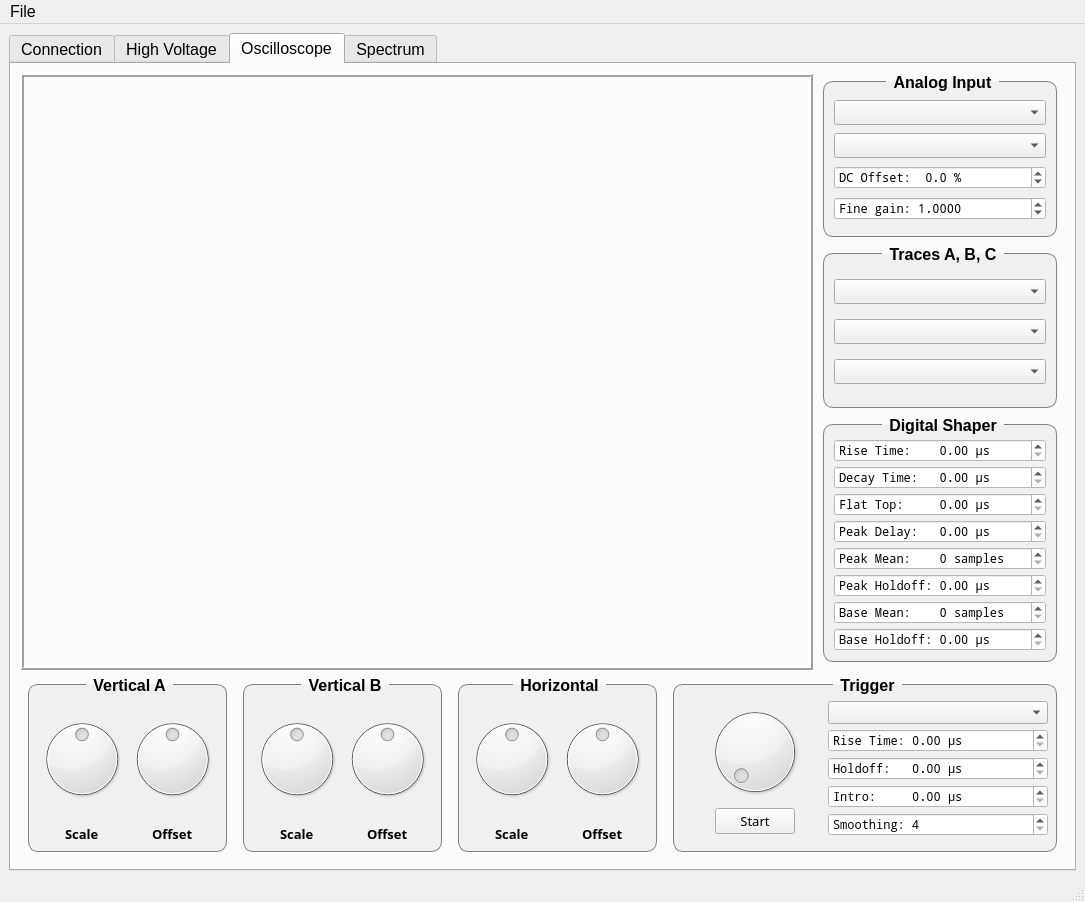
This is design.ui in muchnoi/HPGe-Acquisition as Qt 5 draws it before an edit. The edited form follows.
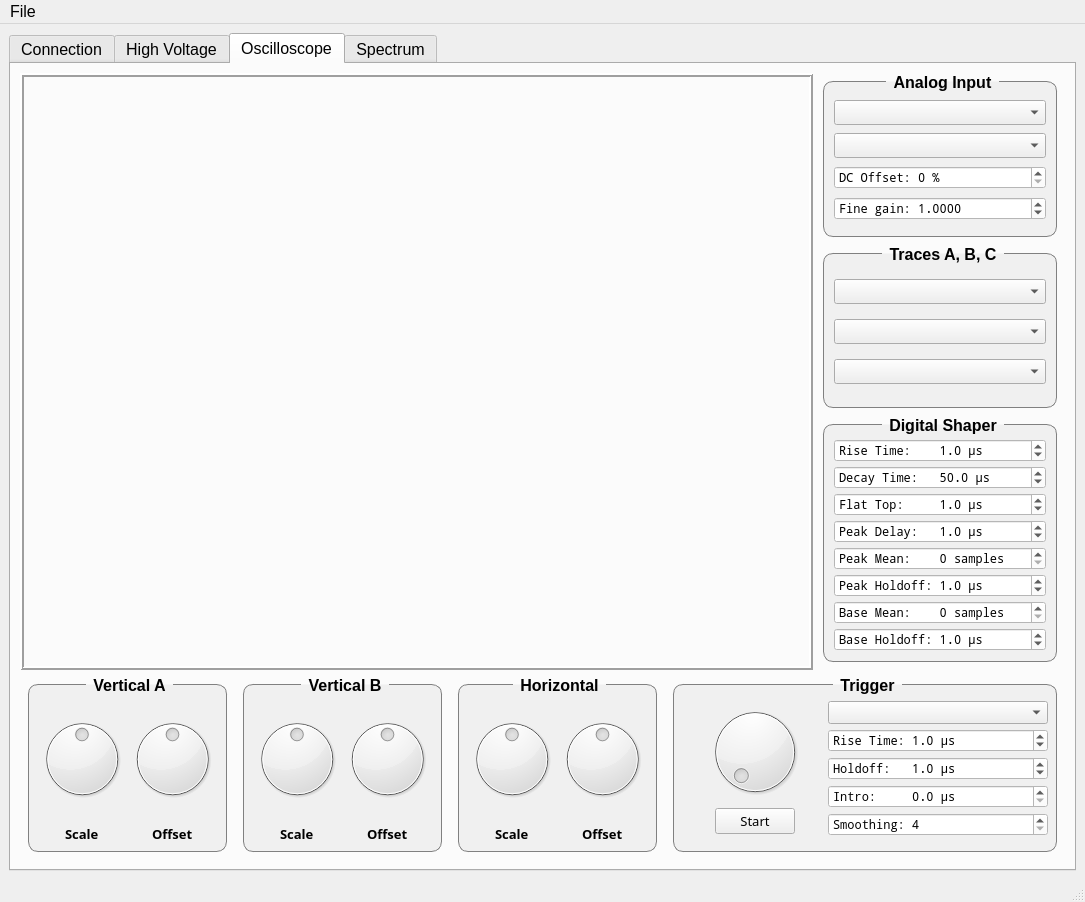
This is the edited form. The open tabs and pages were chosen to show the change. Custom widgets are drawn as their Qt base class.

What changed in the file:
```diff
--- a/design.ui
+++ b/design.ui
@@ -771,7 +771,7 @@
                   </widget>
                  </item>
                  <item>
-                  <widget class="QDoubleSpinBox" name="DCoffsetSpinBox">
+                  <widget class="QSpinBox" name="DCoffsetSpinBox">
                    <property name="sizePolicy">
                     <sizepolicy hsizetype="Preferred" vsizetype="Fixed">
                      <horstretch>0</horstretch>
@@ -784,23 +784,14 @@
                      <pointsize>9</pointsize>
                     </font>
                    </property>
-                   <property name="prefix">
-                    <string>DC Offset:  </string>
-                   </property>
                    <property name="suffix">
                     <string> %</string>
                    </property>
-                   <property name="decimals">
-                    <number>1</number>
-                   </property>
-                   <property name="minimum">
-                    <double>-50.000000000000000</double>
+                   <property name="prefix">
+                    <string>DC Offset: </string>
                    </property>
                    <property name="maximum">
-                    <double>50.000000000000000</double>
-                   </property>
-                   <property name="singleStep">
-                    <double>0.100000000000000</double>
+                    <number>100</number>
                    </property>
                   </widget>
                  </item>
@@ -977,6 +968,18 @@
                    <property name="suffix">
                     <string> μs</string>
                    </property>
+                   <property name="decimals">
+                    <number>1</number>
+                   </property>
+                   <property name="minimum">
+                    <double>0.100000000000000</double>
+                   </property>
+                   <property name="singleStep">
+                    <double>0.100000000000000</double>
+                   </property>
+                   <property name="value">
+                    <double>1.000000000000000</double>
+                   </property>
                   </widget>
                  </item>
                  <item>
@@ -999,6 +1002,15 @@
                    <property name="suffix">
                     <string> μs</string>
                    </property>
+                   <property name="decimals">
+                    <number>1</number>
+                   </property>
+                   <property name="minimum">
+                    <double>1.000000000000000</double>
+                   </property>
+                   <property name="value">
+                    <double>50.000000000000000</double>
+                   </property>
                   </widget>
                  </item>
                  <item>
@@ -1021,6 +1033,15 @@
                    <property name="suffix">
                     <string> μs</string>
                    </property>
+                   <property name="decimals">
+                    <number>1</number>
+                   </property>
+                   <property name="singleStep">
+                    <double>0.100000000000000</double>
+                   </property>
+                   <property name="value">
+                    <double>1.000000000000000</double>
+                   </property>
                   </widget>
                  </item>
                  <item>
@@ -1043,6 +1064,15 @@
                    <property name="suffix">
                     <string> μs</string>
                    </property>
+                   <property name="decimals">
+                    <number>1</number>
+                   </property>
+                   <property name="singleStep">
+                    <double>0.100000000000000</double>
+                   </property>
+                   <property name="value">
+                    <double>1.000000000000000</double>
+                   </property>
                   </widget>
                  </item>
                  <item>
@@ -1087,6 +1117,15 @@
                    <property name="suffix">
                     <string> μs</string>
                    </property>
+                   <property name="decimals">
+                    <number>1</number>
+                   </property>
+                   <property name="singleStep">
+                    <double>0.100000000000000</double>
+                   </property>
+                   <property name="value">
+                    <double>1.000000000000000</double>
+                   </property>
                   </widget>
                  </item>
                  <item>
@@ -1131,6 +1170,15 @@
                    <property name="suffix">
                     <string> μs</string>
                    </property>
+                   <property name="decimals">
+                    <number>1</number>
+                   </property>
+                   <property name="singleStep">
+                    <double>0.100000000000000</double>
+                   </property>
+                   <property name="value">
+                    <double>1.000000000000000</double>
+                   </property>
                   </widget>
                  </item>
                 </layout>
@@ -1556,9 +1604,15 @@
                    <property name="suffix">
                     <string> μs</string>
                    </property>
+                   <property name="decimals">
+                    <number>1</number>
+                   </property>
                    <property name="singleStep">
                     <double>0.100000000000000</double>
                    </property>
+                   <property name="value">
+                    <double>1.000000000000000</double>
+                   </property>
                   </widget>
                  </item>
                  <item>
@@ -1582,7 +1636,7 @@
                     <string> μs</string>
                    </property>
                    <property name="decimals">
-                    <number>2</number>
+                    <number>1</number>
                    </property>
                    <property name="maximum">
                     <double>10.000000000000000</double>
@@ -1590,6 +1644,9 @@
                    <property name="singleStep">
                     <double>0.100000000000000</double>
                    </property>
+                   <property name="value">
+                    <double>1.000000000000000</double>
+                   </property>
                   </widget>
                  </item>
                  <item>
@@ -1613,7 +1670,7 @@
                     <string> μs</string>
                    </property>
                    <property name="decimals">
-                    <number>2</number>
+                    <number>1</number>
                    </property>
                    <property name="maximum">
                     <double>20.000000000000000</double>
```
Left out of the diff: 2 changed lines with no effect on the pictures.
